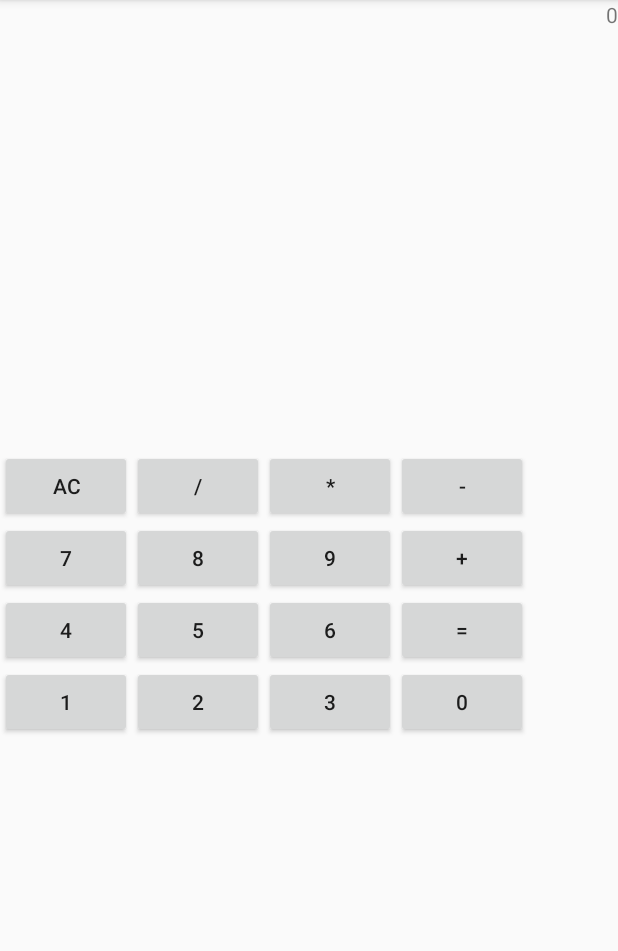
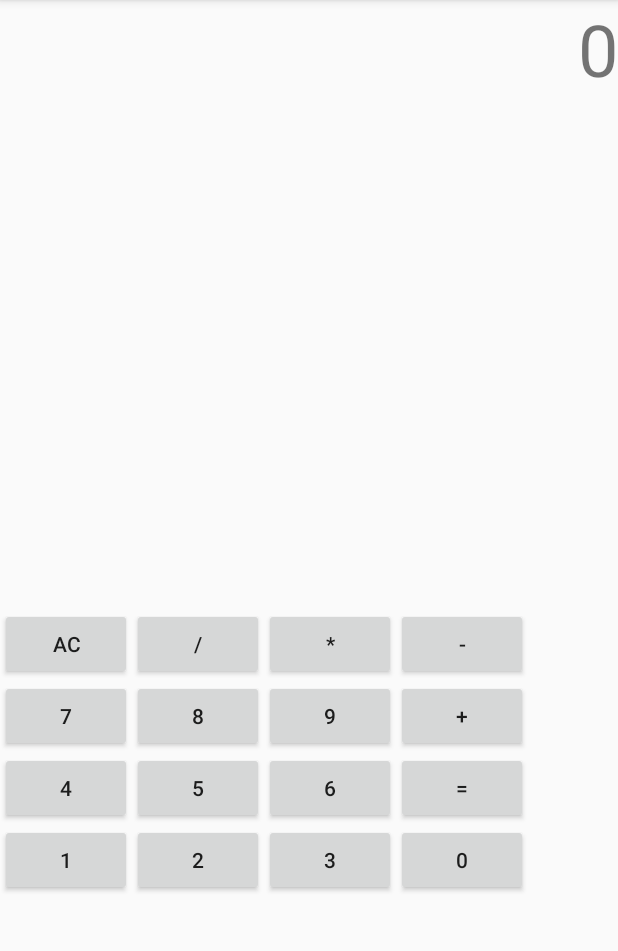
Before and after one commit to Smrtyan/myCalculator, an Android app: the screen it shows after launch (MainActivity), on a phone screen of 412 x 824 dp, the part 84-1035 px from its top. Run offline under Robolectric (Android 15) with nearby library versions, the phone set to English and light mode, and no system bars.

Commit message:
Resize the fontsize to a larger size. Simplify the layout in calculator.

```diff
--- a/app/src/main/res/layout/activity_main.xml
+++ b/app/src/main/res/layout/activity_main.xml
@@ -4,26 +4,22 @@
     xmlns:tools="http://schemas.android.com/tools"
     android:layout_width="match_parent"
     android:layout_height="match_parent"
-    android:orientation="vertical"
-    tools:context=".MainActivity">
-    <LinearLayout
-        android:orientation="vertical"
-        android:layout_width="match_parent"
-        android:layout_height="300sp"
-        >
+    android:orientation="vertical" >
     <TextView
         android:layout_width="match_parent"
-            android:layout_height="match_parent"
+        android:layout_height="wrap_content"
         android:text="0"
         android:id="@+id/tv_showText"
         android:layout_gravity="end"
+        android:layout_weight="2"
+        android:textSize="48sp"
         android:textAlignment="textEnd"
         />
-    </LinearLayout>
     <GridLayout
-      android:layout_width="wrap_content"
+      android:layout_width="match_parent"
       android:layout_height="wrap_content"
       android:id="@+id/grid_buttonGroup"
+        android:layout_weight="1"
       android:columnCount="4"
       android:rowCount="4"
       >
```
Lines whose indentation alone changed are shown as unchanged.
